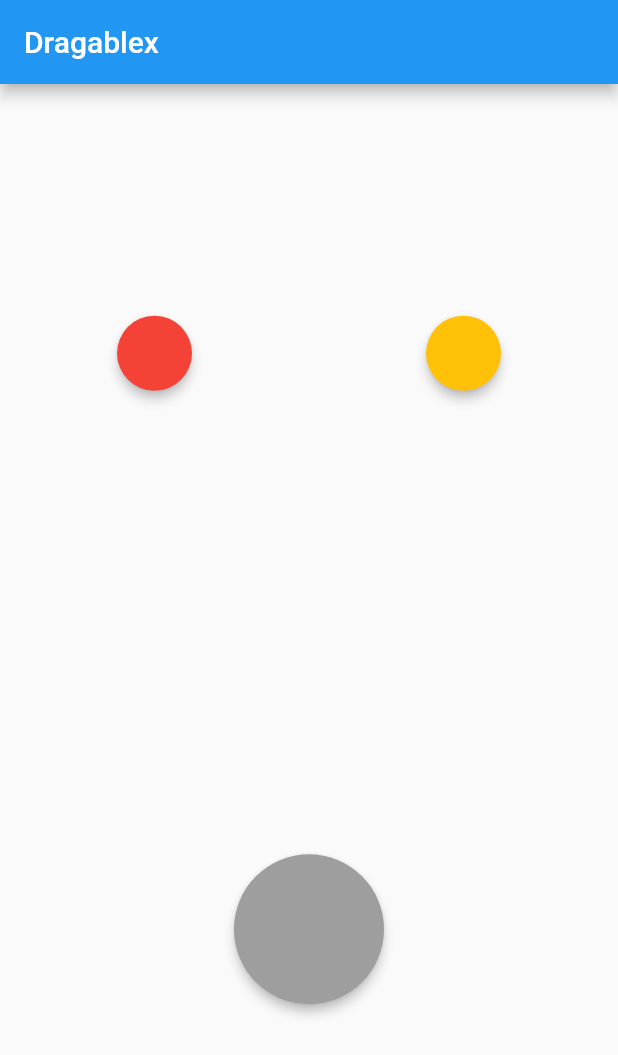
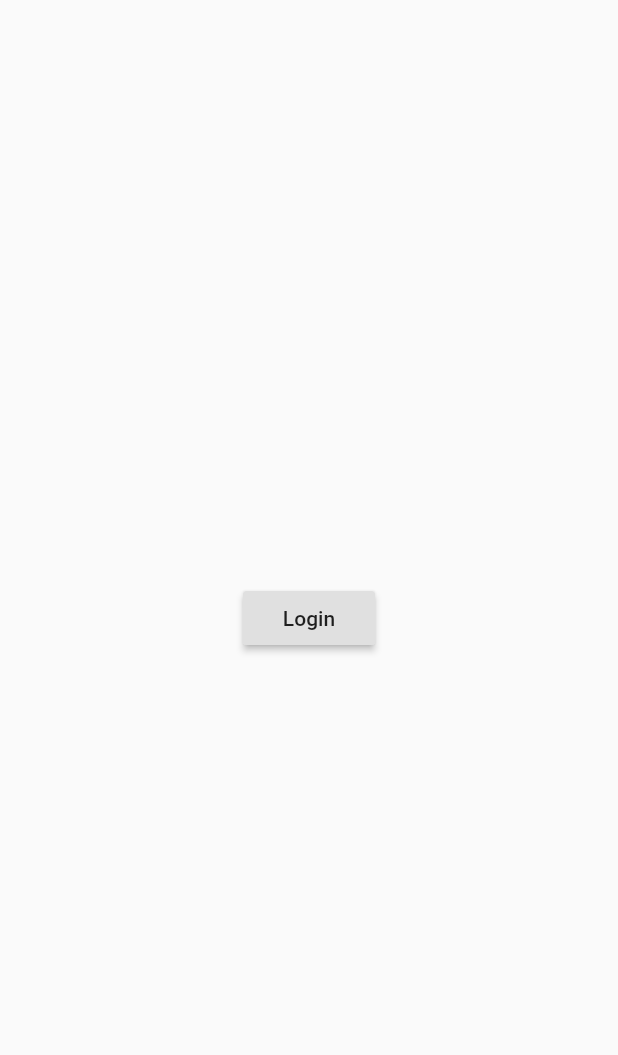
Before and after one commit to 1hafizhsdq/leraning, a Flutter app: the screen it shows after launch, on a phone screen of 412 x 824 dp. Shown: the top 1055 px of the screen. Run offline on Flutter 3.47's test engine with Material 2 defaults, Android fonts, the phone set to English and light mode, and no system bars; our stand-ins replace get.

Commit message:
navigation getx 1

```diff
--- /dev/null
+++ b/lib/login_page.dart
@@ -0,0 +1,19 @@
+import 'package:flutter/material.dart';
+import 'package:get/get.dart';
+import 'package:learning/main_page.dart';
+
+class LoginPage extends StatelessWidget {
+  @override
+  Widget build(BuildContext context) {
+    return Scaffold(
+      body: Center(
+        child: RaisedButton(
+          child: Text("Login"),
+          onPressed: () {
+            Get.off(MainPage());
+          },
+        ),
+      ),
+    );
+  }
+}
--- a/lib/main.dart
+++ b/lib/main.dart
@@ -1,116 +1,16 @@
 import 'dart:math';
 import 'package:flutter/material.dart';
+import 'package:get/get.dart';
+import 'package:learning/login_page.dart';
 
 void main() => runApp(MyApp());
 
-class MyApp extends StatefulWidget {
-  @override
-  _MyAppState createState() => _MyAppState();
-}
-
-class _MyAppState extends State<MyApp> {
-  Color color1 = Colors.red;
-  Color color2 = Colors.amber;
-  Color targetColor;
-  bool isAccepted = false;
-
+class MyApp extends StatelessWidget {
   @override
   Widget build(BuildContext context) {
-    return MaterialApp(
-      home: Scaffold(
-        appBar: AppBar(
-          title: Text("Dragablex"),
-        ),
-        body: Column(
-          mainAxisAlignment: MainAxisAlignment.spaceAround,
-          children: [
-            Row(
-              mainAxisAlignment: MainAxisAlignment.spaceAround,
-              children: [
-                Draggable(
-                  data: color1,
-                  child: SizedBox(
-                    width: 50,
-                    height: 50,
-                    child: Material(
-                      color: color1,
-                      shape: StadiumBorder(),
-                      elevation: 3,
-                    ),
-                  ),
-                  childWhenDragging: SizedBox(
-                    width: 50,
-                    height: 50,
-                    child: Material(
-                      color: Colors.grey,
-                      shape: StadiumBorder()
-                    ),
-                  ),
-                  feedback: SizedBox(
-                    width: 50,
-                    height: 50,
-                    child: Material(
-                      color: color1.withOpacity(0.7),
-                      shape: StadiumBorder(),
-                      elevation: 3,
-                    ),
-                  ),
-                ),
-                Draggable(
-                  data: color2,
-                  child: SizedBox(
-                    width: 50,
-                    height: 50,
-                    child: Material(
-                      color: color2,
-                      shape: StadiumBorder(),
-                      elevation: 3,
-                    ),
-                  ),
-                  childWhenDragging: SizedBox(
-                    width: 50,
-                    height: 50,
-                    child: Material(color: Colors.grey, shape: StadiumBorder()),
-                  ),
-                  feedback: SizedBox(
-                    width: 50,
-                    height: 50,
-                    child: Material(
-                      color: color2.withOpacity(0.7),
-                      shape: StadiumBorder(),
-                      elevation: 3,
-                    ),
-                  ),
-                )
-              ],
-            ),
-            DragTarget(
-              onWillAccept: (value) => true,
-              onAccept: (value) {isAccepted = true; targetColor = value;},
-              builder: (context, candidates, rejected) {
-                return (isAccepted) ? SizedBox(
-                    width: 100,
-                    height: 100,
-                    child: Material(
-                      color: targetColor,
-                      shape: StadiumBorder(),
-                      elevation: 3,
-                    ),
-                  ) :
-                  SizedBox(
-                    width: 100,
-                    height: 100,
-                    child: Material(
-                      color: Colors.grey,
-                      shape: StadiumBorder(),
-                      elevation: 3,
-                    ),
-                  );
-              },
-            ),
-          ],
-        ),
-      ),
+    return GetMaterialApp(
+      debugShowCheckedModeBanner: false,
+      home: LoginPage(),
     );
   }
 }
```
Also changed, not shown: lib/main_page.dart (added, +20 -0 lines), lib/second_page.dart (added, +32 -0 lines), lib/third_page.dart (added, +31 -0 lines), pubspec.yaml (+3 -11 lines), pubspec.lock.
